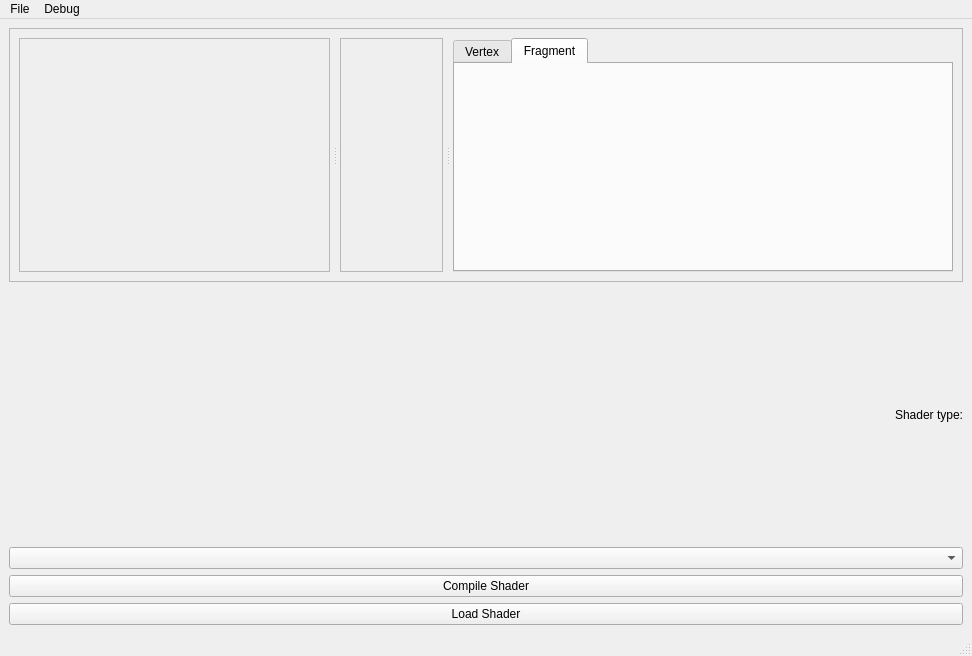
NCCA/ShaderEnvironmentBuilder, file ui/MainWindow.ui: the form before one commit.
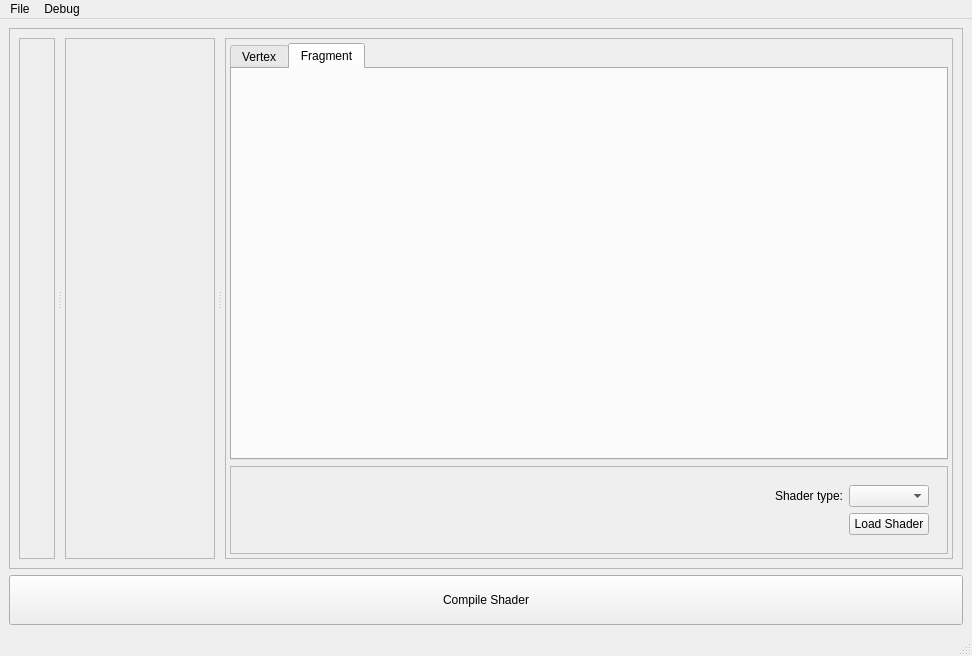
The form after the commit. The open tabs and pages were chosen to show the change.

```diff
--- a/ui/MainWindow.ui
+++ b/ui/MainWindow.ui
@@ -35,13 +35,13 @@
          <widget class="QFrame" name="f_gl">
           <property name="sizePolicy">
            <sizepolicy hsizetype="MinimumExpanding" vsizetype="Preferred">
-            <horstretch>0</horstretch>
+            <horstretch>1</horstretch>
             <verstretch>0</verstretch>
            </sizepolicy>
           </property>
           <property name="minimumSize">
            <size>
-            <width>300</width>
+            <width>0</width>
             <height>0</height>
            </size>
           </property>
@@ -52,7 +52,25 @@
            <enum>QFrame::Raised</enum>
           </property>
          </widget>
-         <widget class="QFrame" name="f_uniforms">
+         <widget class="QFrame" name="m_f_uniforms">
+          <property name="sizePolicy">
+           <sizepolicy hsizetype="Preferred" vsizetype="Preferred">
+            <horstretch>0</horstretch>
+            <verstretch>0</verstretch>
+           </sizepolicy>
+          </property>
+          <property name="minimumSize">
+           <size>
+            <width>150</width>
+            <height>0</height>
+           </size>
+          </property>
+          <property name="maximumSize">
+           <size>
+            <width>16777215</width>
+            <height>16777215</height>
+           </size>
+          </property>
           <property name="frameShape">
            <enum>QFrame::StyledPanel</enum>
           </property>
@@ -62,14 +80,50 @@
           <zorder>tabs_qsci</zorder>
           <zorder>tabs_qsci</zorder>
          </widget>
-         <widget class="QTabWidget" name="tabs_qsci">
+         <widget class="QFrame" name="m_f_textContext">
           <property name="sizePolicy">
            <sizepolicy hsizetype="MinimumExpanding" vsizetype="Preferred">
+            <horstretch>10</horstretch>
+            <verstretch>0</verstretch>
+           </sizepolicy>
+          </property>
+          <property name="frameShape">
+           <enum>QFrame::StyledPanel</enum>
+          </property>
+          <property name="frameShadow">
+           <enum>QFrame::Raised</enum>
+          </property>
+          <layout class="QVBoxLayout" name="vl_textContext">
+           <property name="leftMargin">
+            <number>4</number>
+           </property>
+           <property name="topMargin">
+            <number>4</number>
+           </property>
+           <property name="rightMargin">
+            <number>4</number>
+           </property>
+           <property name="bottomMargin">
+            <number>4</number>
+           </property>
+           <item>
+            <widget class="QTabWidget" name="m_tabs_qsci">
+             <property name="enabled">
+              <bool>true</bool>
+             </property>
+             <property name="sizePolicy">
+              <sizepolicy hsizetype="MinimumExpanding" vsizetype="Preferred">
             <horstretch>0</horstretch>
             <verstretch>0</verstretch>
            </sizepolicy>
           </property>
           <property name="minimumSize">
+              <size>
+               <width>0</width>
+               <height>0</height>
+              </size>
+             </property>
+             <property name="baseSize">
            <size>
             <width>500</width>
             <height>0</height>
@@ -87,7 +141,7 @@
           <property name="movable">
            <bool>false</bool>
           </property>
-          <widget class="QWidget" name="tab_qsci_1">
+             <widget class="QWidget" name="m_tab_qsci_1">
            <property name="sizePolicy">
             <sizepolicy hsizetype="Expanding" vsizetype="Expanding">
              <horstretch>0</horstretch>
@@ -97,27 +151,62 @@
            <attribute name="title">
             <string>Vertex</string>
            </attribute>
-           <zorder>uniform_placeHolder</zorder>
-          </widget>
-          <widget class="QWidget" name="tab_qsci_2">
-           <property name="sizePolicy">
-            <sizepolicy hsizetype="Expanding" vsizetype="Expanding">
-             <horstretch>0</horstretch>
-             <verstretch>0</verstretch>
-            </sizepolicy>
-           </property>
+             </widget>
+             <widget class="QWidget" name="m_tab_qsci_2">
            <attribute name="title">
             <string>Fragment</string>
            </attribute>
-          </widget>
-         </widget>
-        </widget>
-       </item>
-      </layout>
+              <zorder>m_f_textOptions</zorder>
+             </widget>
      </widget>
     </item>
     <item>
-     <widget class="QLabel" name="lbl_shaderType">
+            <widget class="QFrame" name="m_f_textOptions">
+             <property name="sizePolicy">
+              <sizepolicy hsizetype="MinimumExpanding" vsizetype="Fixed">
+               <horstretch>0</horstretch>
+               <verstretch>0</verstretch>
+              </sizepolicy>
+             </property>
+             <property name="frameShape">
+              <enum>QFrame::StyledPanel</enum>
+             </property>
+             <property name="frameShadow">
+              <enum>QFrame::Raised</enum>
+             </property>
+             <layout class="QFormLayout" name="fl_textOptions">
+              <property name="fieldGrowthPolicy">
+               <enum>QFormLayout::FieldsStayAtSizeHint</enum>
+              </property>
+              <property name="rowWrapPolicy">
+               <enum>QFormLayout::DontWrapRows</enum>
+              </property>
+              <property name="labelAlignment">
+               <set>Qt::AlignRight|Qt::AlignTrailing|Qt::AlignVCenter</set>
+              </property>
+              <property name="formAlignment">
+               <set>Qt::AlignRight|Qt::AlignTop|Qt::AlignTrailing</set>
+              </property>
+              <item row="0" column="0">
+               <widget class="QWidget" name="m_f_loadShader" native="true">
+                <property name="sizePolicy">
+                 <sizepolicy hsizetype="Fixed" vsizetype="Preferred">
+                  <horstretch>0</horstretch>
+                  <verstretch>0</verstretch>
+                 </sizepolicy>
+                </property>
+                <layout class="QFormLayout" name="fl_loadShader">
+                 <property name="formAlignment">
+                  <set>Qt::AlignLeading|Qt::AlignLeft|Qt::AlignTop</set>
+                 </property>
+                 <item row="0" column="0">
+                  <widget class="QLabel" name="m_lbl_shaderType">
+                   <property name="sizePolicy">
+                    <sizepolicy hsizetype="Fixed" vsizetype="Preferred">
+                     <horstretch>0</horstretch>
+                     <verstretch>0</verstretch>
+                    </sizepolicy>
+                   </property>
       <property name="text">
        <string>Shader type:</string>
       </property>
@@ -126,20 +215,55 @@
       </property>
      </widget>
     </item>
-    <item>
-     <widget class="QComboBox" name="cb_shaderType"/>
-    </item>
-    <item>
-     <widget class="QPushButton" name="btn_compileShader">
-      <property name="text">
-       <string>Compile Shader</string>
+                 <item row="0" column="1">
+                  <widget class="QComboBox" name="m_cb_shaderType">
+                   <property name="sizePolicy">
+                    <sizepolicy hsizetype="MinimumExpanding" vsizetype="MinimumExpanding">
+                     <horstretch>0</horstretch>
+                     <verstretch>0</verstretch>
+                    </sizepolicy>
+                   </property>
+                   <property name="sizeAdjustPolicy">
+                    <enum>QComboBox::AdjustToContentsOnFirstShow</enum>
       </property>
      </widget>
     </item>
-    <item>
-     <widget class="QPushButton" name="btn_loadShader">
+                 <item row="1" column="1">
+                  <widget class="QPushButton" name="m_btn_loadShader">
+                   <property name="sizePolicy">
+                    <sizepolicy hsizetype="Expanding" vsizetype="Fixed">
+                     <horstretch>100</horstretch>
+                     <verstretch>0</verstretch>
+                    </sizepolicy>
+                   </property>
       <property name="text">
        <string>Load Shader</string>
+                   </property>
+                  </widget>
+                 </item>
+                </layout>
+               </widget>
+              </item>
+             </layout>
+            </widget>
+           </item>
+          </layout>
+         </widget>
+        </widget>
+       </item>
+      </layout>
+     </widget>
+    </item>
+    <item>
+     <widget class="QPushButton" name="m_btn_compileShader">
+      <property name="minimumSize">
+       <size>
+        <width>0</width>
+        <height>50</height>
+       </size>
+      </property>
+      <property name="text">
+       <string>Compile Shader</string>
       </property>
      </widget>
     </item>
```
Left out of the diff: 14 changed lines with no effect on the pictures. Lines whose indentation alone changed are shown as unchanged.
